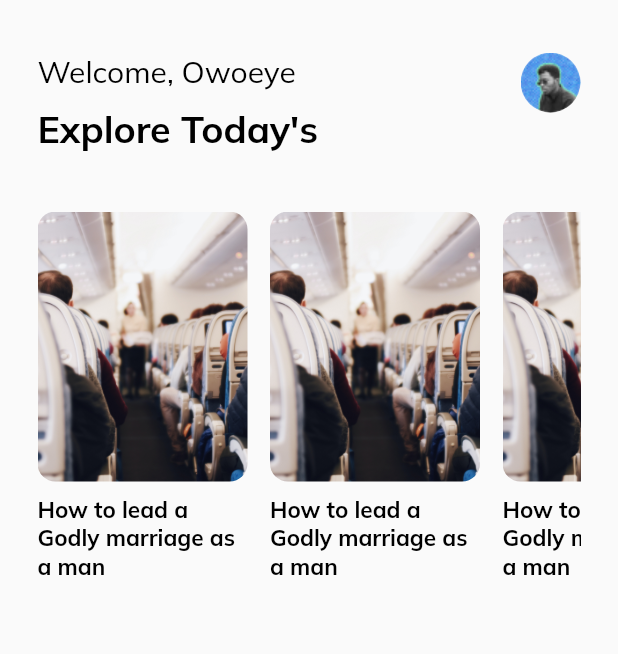
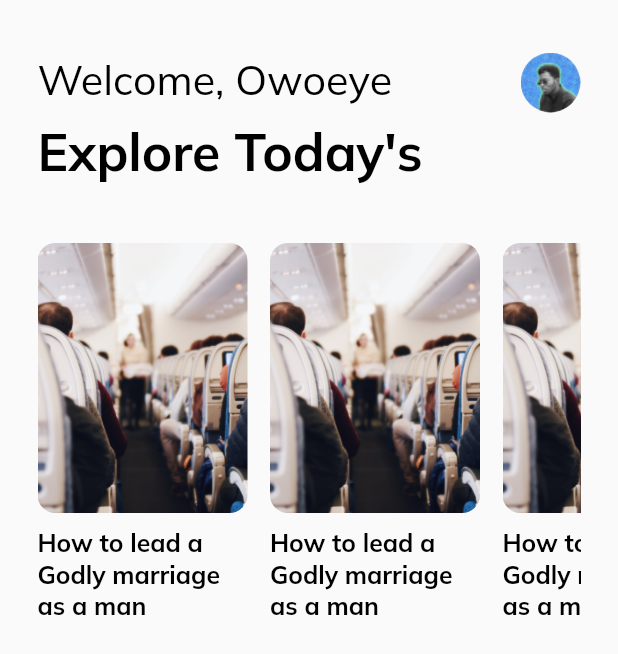
Before and after one commit to parallelbox-lab/mingle_blog, a Flutter app: the Home screen opened directly, on a phone screen of 412 x 824 dp. Shown: the top 654 px of the screen. Run offline on Flutter 3.47's test engine with Material 2 defaults, Android fonts, the light colour scheme and no system bars; our stand-ins replace google_fonts, sizer.

Commit message:
new commit

```diff
--- a/lib/main.dart
+++ b/lib/main.dart
@@ -1,6 +1,6 @@
 import 'package:flutter/material.dart';
 import 'package:mingle_blog/screens/splash/splash.dart';
-
+import 'package:sizer/sizer.dart';
 void main() {
   runApp(const MyApp());
 }
@@ -11,9 +11,10 @@ class MyApp extends StatelessWidget {
   // This widget is the root of your application.
   @override
   Widget build(BuildContext context) {
+    return Sizer(builder: (context, orientation, deviceType) {
       return MaterialApp(
         title: 'Flutter Demo',
-      debugShowCheckedModeBanner:false,
+        debugShowCheckedModeBanner: false,
         theme: ThemeData(
           // This is the theme of your application.
           //
@@ -25,9 +26,9 @@ class MyApp extends StatelessWidget {
           // Notice that the counter didn't reset back to zero; the application
           // is not restarted.
           primarySwatch: Colors.blue,
-
         ),
         home: const SplashScreen(),
       );
+    });
   }
 }
--- a/lib/screens/home/home.dart
+++ b/lib/screens/home/home.dart
@@ -1,6 +1,6 @@
 import 'package:flutter/material.dart';
 import 'package:mingle_blog/widgets/custom_text.dart';
-
+import 'package:sizer/sizer.dart';
 class Home extends StatelessWidget {
   const Home({Key? key}) : super(key: key);
 
@@ -16,15 +16,15 @@ class Home extends StatelessWidget {
                 crossAxisAlignment: CrossAxisAlignment.start,
                   children: [
                     Column(crossAxisAlignment: CrossAxisAlignment.start,
-                      children: const [
+                      children:  [
                         CustomText(
                             text: "Welcome, Owoeye",
-                            size: 20,
+                            size: 20.sp,
                             color: Colors.black),
-                        SizedBox(height: 10,),
+                      const  SizedBox(height: 10,),
                         CustomText(
                           text: "Explore Today's",
-                          size: 25,
+                          size: 25.sp,
                           color: Colors.black,
                           weight: FontWeight.bold,
                         )
@@ -82,8 +82,8 @@ class Home extends StatelessWidget {
                 )),
                const SizedBox(height: 9.0,),
                Container(alignment: Alignment.centerLeft,
-               child:const CustomText(text: "How to lead a Godly marriage as a man",
-               size:15.0,weight:FontWeight.bold)
+               child: CustomText(text: "How to lead a Godly marriage as a man",
+               size:12.0.sp,weight:FontWeight.bold)
                )
             ],)
           ),
```
Lines whose indentation alone changed are shown as unchanged.
